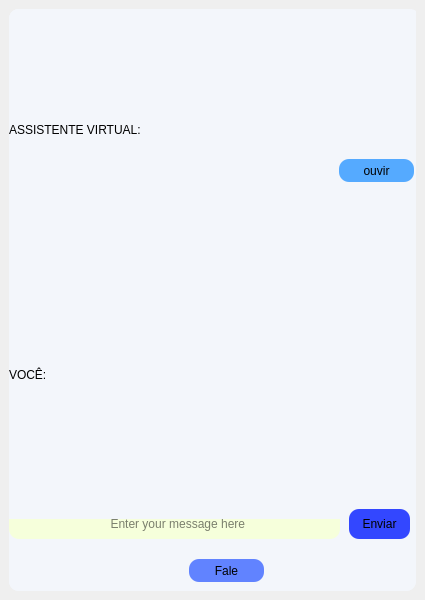
First picture: the form in TELA_PRINCIPAL.ui, repository carloscelestino1/assistenteVirtual, before the edit.
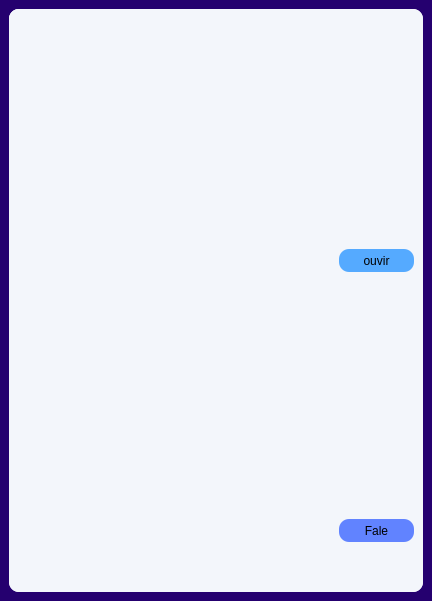
Second picture: the form after the edit. Icons and pictures are not drawn.

What changed in the file:
```diff
--- a/TELA_PRINCIPAL.ui
+++ b/TELA_PRINCIPAL.ui
@@ -6,15 +6,15 @@
    <rect>
     <x>0</x>
     <y>0</y>
-    <width>425</width>
-    <height>600</height>
+    <width>432</width>
+    <height>601</height>
    </rect>
   </property>
   <property name="windowTitle">
    <string>MainWindow</string>
   </property>
   <property name="styleSheet">
-   <string notr="true"/>
+   <string notr="true">background-color: rgb(37, 0, 111);</string>
   </property>
   <widget class="QWidget" name="centralwidget">
    <layout class="QVBoxLayout" name="verticalLayout_2">
@@ -34,95 +34,15 @@
           <rect>
            <x>0</x>
            <y>0</y>
-           <width>405</width>
-           <height>580</height>
+           <width>412</width>
+           <height>581</height>
           </rect>
          </property>
-         <widget class="QScrollArea" name="scrollArea">
-          <property name="geometry">
-           <rect>
-            <x>0</x>
-            <y>510</y>
-            <width>401</width>
-            <height>71</height>
-           </rect>
-          </property>
-          <property name="sizePolicy">
-           <sizepolicy hsizetype="Preferred" vsizetype="Fixed">
-            <horstretch>0</horstretch>
-            <verstretch>0</verstretch>
-           </sizepolicy>
-          </property>
-          <property name="styleSheet">
-           <string notr="true">border-color: rgb(255, 255, 255);</string>
-          </property>
-          <property name="widgetResizable">
-           <bool>true</bool>
-          </property>
-          <widget class="QWidget" name="scrollAreaWidgetContents_2">
-           <property name="geometry">
-            <rect>
-             <x>0</x>
-             <y>0</y>
-             <width>401</width>
-             <height>71</height>
-            </rect>
-           </property>
-           <widget class="QLineEdit" name="lineEdit">
-            <property name="geometry">
-             <rect>
-              <x>0</x>
-              <y>-10</y>
-              <width>331</width>
-              <height>30</height>
-             </rect>
-            </property>
-            <property name="styleSheet">
-             <string notr="true">background-color: rgb(246, 255, 219);</string>
-            </property>
-            <property name="text">
-             <string/>
-            </property>
-            <property name="maxLength">
-             <number>32767</number>
-            </property>
-            <property name="alignment">
-             <set>Qt::AlignCenter</set>
-            </property>
-            <property name="placeholderText">
-             <string>  Enter your message here</string>
-            </property>
-            <property name="cursorMoveStyle">
-             <enum>Qt::LogicalMoveStyle</enum>
-            </property>
-           </widget>
-           <widget class="QPushButton" name="pushButton_2">
-            <property name="geometry">
-             <rect>
-              <x>180</x>
-              <y>40</y>
-              <width>75</width>
-              <height>23</height>
-             </rect>
-            </property>
-            <property name="styleSheet">
-             <string notr="true">background-color: rgb(97, 131, 255);</string>
-            </property>
-            <property name="text">
-             <string>Fale</string>
-            </property>
-            <property name="icon">
-             <iconset resource="sources.qrc">
-              <normaloff>:/sources/microphone-5-24.ico</normaloff>:/sources/microphone-5-24.ico</iconset>
-            </property>
-           </widget>
-          </widget>
-         </widget>
          <widget class="QLabel" name="label">
           <property name="geometry">
            <rect>
-            <x>10</x>
-            <y>0</y>
+            <x>20</x>
+            <y>-10</y>
             <width>291</width>
             <height>471</height>
            </rect>
@@ -137,7 +57,7 @@
             <x>0</x>
             <y>0</y>
             <width>411</width>
-            <height>241</height>
+            <height>271</height>
            </rect>
           </property>
           <property name="contextMenuPolicy">
@@ -159,7 +79,7 @@
            <number>1</number>
           </property>
           <property name="text">
-           <string>ASSISTENTE VIRTUAL:</string>
+           <string/>
           </property>
           <property name="textFormat">
            <enum>Qt::AutoText</enum>
@@ -178,55 +98,23 @@
           <property name="geometry">
            <rect>
             <x>0</x>
-            <y>240</y>
+            <y>270</y>
             <width>411</width>
-            <height>251</height>
+            <height>281</height>
            </rect>
           </property>
           <property name="styleSheet">
            <string notr="true">font: 10pt &quot;MS Shell Dlg 2&quot;;</string>
           </property>
           <property name="text">
-           <string>VOCÊ:</string>
-          </property>
-         </widget>
-         <widget class="QPushButton" name="pushButton">
-          <property name="geometry">
-           <rect>
-            <x>340</x>
-            <y>500</y>
-            <width>61</width>
-            <height>30</height>
-           </rect>
-          </property>
-          <property name="layoutDirection">
-           <enum>Qt::LeftToRight</enum>
-          </property>
-          <property name="autoFillBackground">
-           <bool>false</bool>
-          </property>
-          <property name="styleSheet">
-           <string notr="true">background-color: rgb(51, 71, 255);</string>
-          </property>
-          <property name="text">
-           <string>Enviar</string>
-          </property>
-          <property name="icon">
-           <iconset resource="sources.qrc">
-            <normaloff>:/sources/arrow-34-24.ico</normaloff>:/sources/arrow-34-24.ico</iconset>
-          </property>
-          <property name="checkable">
-           <bool>true</bool>
-          </property>
-          <property name="checked">
-           <bool>true</bool>
+           <string/>
           </property>
          </widget>
          <widget class="QPushButton" name="pushButton_3">
           <property name="geometry">
            <rect>
             <x>330</x>
-            <y>150</y>
+            <y>240</y>
             <width>75</width>
             <height>23</height>
            </rect>
@@ -238,6 +126,26 @@
            <string>ouvir</string>
           </property>
          </widget>
+         <widget class="QPushButton" name="pushButton_2">
+          <property name="geometry">
+           <rect>
+            <x>330</x>
+            <y>510</y>
+            <width>75</width>
+            <height>23</height>
+           </rect>
+          </property>
+          <property name="styleSheet">
+           <string notr="true">background-color: rgb(97, 131, 255);</string>
+          </property>
+          <property name="text">
+           <string>Fale</string>
+          </property>
+          <property name="icon">
+           <iconset resource="sources.qrc">
+            <normaloff>:/sources/microphone-5-24.ico</normaloff>:/sources/microphone-5-24.ico</iconset>
+          </property>
+         </widget>
         </widget>
        </widget>
       </item>
```
Left out of the diff: 5 changed lines with no effect on the pictures.
